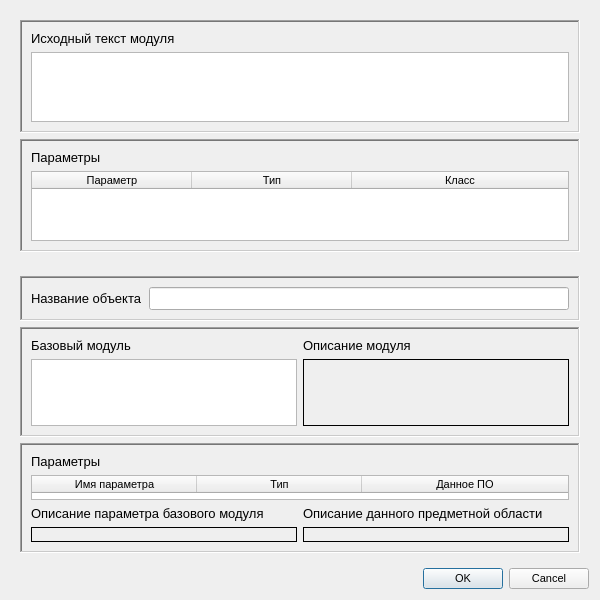
Before: the Qt Designer form RC_Qt5/src/editor/dialogs/qactoreditor.ui in graf-abolmasov/PGraph, drawn with Qt 5.
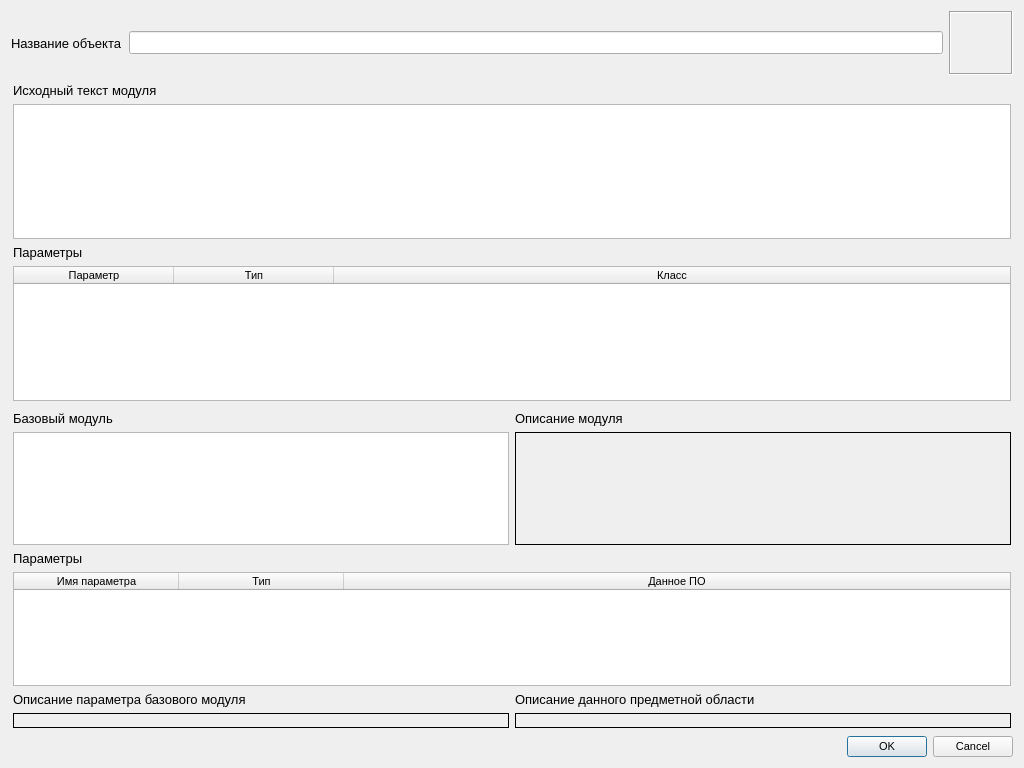
After: the same form once the commit is applied. Icons and pictures are not drawn. Custom widgets are drawn as their Qt base class.

Commit message: refactore actor dialog

```diff
--- a/RC_Qt5/src/editor/dialogs/qactoreditor.ui
+++ b/RC_Qt5/src/editor/dialogs/qactoreditor.ui
@@ -9,12 +9,12 @@
    <rect>
     <x>0</x>
     <y>0</y>
-    <width>600</width>
-    <height>600</height>
+    <width>1024</width>
+    <height>768</height>
    </rect>
   </property>
   <property name="sizePolicy">
-   <sizepolicy hsizetype="Fixed" vsizetype="Fixed">
+   <sizepolicy hsizetype="Preferred" vsizetype="Preferred">
     <horstretch>0</horstretch>
     <verstretch>0</verstretch>
    </sizepolicy>
@@ -27,8 +27,8 @@
   </property>
   <property name="maximumSize">
    <size>
-    <width>800</width>
-    <height>800</height>
+    <width>16777215</width>
+    <height>16777215</height>
    </size>
   </property>
   <property name="font">
@@ -43,31 +43,144 @@
    <iconset resource="../../resources.qrc">
     <normaloff>:/images/G.png</normaloff>:/images/G.png</iconset>
   </property>
+  <property name="locale">
+   <locale language="Russian" country="Russia"/>
+  </property>
   <property name="sizeGripEnabled">
    <bool>false</bool>
   </property>
   <property name="modal">
    <bool>true</bool>
   </property>
-  <layout class="QVBoxLayout" name="verticalLayout_5">
+  <layout class="QVBoxLayout" name="verticalLayout_5" stretch="0,1,1,1">
+   <property name="sizeConstraint">
+    <enum>QLayout::SetMaximumSize</enum>
+   </property>
+   <item>
+    <layout class="QHBoxLayout" name="horizontalLayout_5">
+     <item>
+      <layout class="QHBoxLayout" name="horizontalLayout_8">
+       <item>
+        <widget class="QLabel" name="actorNameLbl">
+         <property name="font">
+          <font>
+           <pointsize>10</pointsize>
+          </font>
+         </property>
+         <property name="frameShape">
+          <enum>QFrame::NoFrame</enum>
+         </property>
+         <property name="text">
+          <string>Название объекта</string>
+         </property>
+        </widget>
+       </item>
+       <item>
+        <widget class="QLineEdit" name="actorNameEdt">
+         <property name="font">
+          <font>
+           <pointsize>10</pointsize>
+          </font>
+         </property>
+         <property name="maxLength">
+          <number>254</number>
+         </property>
+        </widget>
+       </item>
+      </layout>
+     </item>
+     <item>
+      <widget class="QClickableLabel" name="iconLabel">
+       <property name="sizePolicy">
+        <sizepolicy hsizetype="Preferred" vsizetype="Preferred">
+         <horstretch>0</horstretch>
+         <verstretch>0</verstretch>
+        </sizepolicy>
+       </property>
+       <property name="minimumSize">
+        <size>
+         <width>64</width>
+         <height>64</height>
+        </size>
+       </property>
+       <property name="maximumSize">
+        <size>
+         <width>64</width>
+         <height>64</height>
+        </size>
+       </property>
+       <property name="baseSize">
+        <size>
+         <width>64</width>
+         <height>64</height>
+        </size>
+       </property>
+       <property name="contextMenuPolicy">
+        <enum>Qt::NoContextMenu</enum>
+       </property>
+       <property name="toolTip">
+        <string comment="Иконка актора" extracomment="Иконка актора"/>
+       </property>
+       <property name="statusTip">
+        <string comment="Иконка актора" extracomment="Иконка актора"/>
+       </property>
+       <property name="whatsThis">
+        <string comment="Иконка актора" extracomment="Иконка актора"/>
+       </property>
+       <property name="accessibleName">
+        <string comment="Иконка актора" extracomment="Иконка актора"/>
+       </property>
+       <property name="accessibleDescription">
+        <string comment="Иконка актора" extracomment="Иконка актора"/>
+       </property>
+       <property name="frameShape">
+        <enum>QFrame::Box</enum>
+       </property>
+       <property name="frameShadow">
+        <enum>QFrame::Sunken</enum>
+       </property>
+       <property name="text">
+        <string/>
+       </property>
+       <property name="pixmap">
+        <pixmap resource="../../resources.qrc">:/images/no_image.png</pixmap>
+       </property>
+       <property name="scaledContents">
+        <bool>true</bool>
+       </property>
+       <property name="alignment">
+        <set>Qt::AlignCenter</set>
+       </property>
+       <property name="margin">
+        <number>1</number>
+       </property>
+       <property name="textInteractionFlags">
+        <set>Qt::NoTextInteraction</set>
+       </property>
+      </widget>
+     </item>
+    </layout>
+   </item>
    <item>
     <widget class="QWidget" name="inlineWidget" native="true">
-     <layout class="QGridLayout" name="gridLayout_2" rowstretch="60,30">
-      <item row="0" column="0">
-       <widget class="QFrame" name="frame_4">
-        <property name="frameShape">
-         <enum>QFrame::WinPanel</enum>
-        </property>
-        <property name="frameShadow">
-         <enum>QFrame::Sunken</enum>
-        </property>
-        <property name="lineWidth">
-         <number>3</number>
-        </property>
-        <property name="midLineWidth">
-         <number>1</number>
-        </property>
-        <layout class="QVBoxLayout" name="verticalLayout_10">
+     <layout class="QVBoxLayout" name="verticalLayout_7" stretch="0,0">
+      <property name="spacing">
+       <number>6</number>
+      </property>
+      <property name="leftMargin">
+       <number>2</number>
+      </property>
+      <property name="topMargin">
+       <number>2</number>
+      </property>
+      <property name="rightMargin">
+       <number>2</number>
+      </property>
+      <property name="bottomMargin">
+       <number>2</number>
+      </property>
+      <item>
+       <layout class="QVBoxLayout" name="verticalLayout_8">
          <item>
           <widget class="QLabel" name="inlineModuleTxtLbl">
            <property name="font">
@@ -88,23 +201,7 @@
           </widget>
          </item>
         </layout>
-       </widget>
       </item>
-      <item row="1" column="0">
-       <widget class="QFrame" name="frame_5">
-        <property name="frameShape">
-         <enum>QFrame::WinPanel</enum>
-        </property>
-        <property name="frameShadow">
-         <enum>QFrame::Sunken</enum>
-        </property>
-        <property name="lineWidth">
-         <number>3</number>
-        </property>
-        <property name="midLineWidth">
-         <number>1</number>
-        </property>
-        <layout class="QVBoxLayout" name="verticalLayout_9">
          <item>
           <layout class="QVBoxLayout" name="verticalLayout_4">
            <item>
@@ -181,84 +278,24 @@
         </layout>
        </widget>
       </item>
-     </layout>
-    </widget>
-   </item>
    <item>
     <widget class="QWidget" name="normalWidget" native="true">
      <layout class="QVBoxLayout" name="verticalLayout_6">
-      <item>
-       <widget class="QFrame" name="frame_1">
-        <property name="sizePolicy">
-         <sizepolicy hsizetype="Preferred" vsizetype="Fixed">
-          <horstretch>0</horstretch>
-          <verstretch>0</verstretch>
-         </sizepolicy>
-        </property>
-        <property name="frameShape">
-         <enum>QFrame::WinPanel</enum>
-        </property>
-        <property name="frameShadow">
-         <enum>QFrame::Sunken</enum>
-        </property>
-        <property name="lineWidth">
-         <number>3</number>
-        </property>
-        <property name="midLineWidth">
-         <number>1</number>
-        </property>
-        <layout class="QHBoxLayout" name="horizontalLayout_5">
-         <item>
-          <widget class="QLabel" name="actorNameLbl">
-           <property name="font">
-            <font>
-             <pointsize>10</pointsize>
-            </font>
-           </property>
-           <property name="frameShape">
-            <enum>QFrame::NoFrame</enum>
-           </property>
-           <property name="text">
-            <string>Название объекта</string>
-           </property>
-          </widget>
-         </item>
-         <item>
-          <widget class="QLineEdit" name="actorNameEdt">
-           <property name="font">
-            <font>
-             <pointsize>10</pointsize>
-            </font>
-           </property>
-           <property name="maxLength">
-            <number>254</number>
-           </property>
-          </widget>
-         </item>
-        </layout>
-       </widget>
-      </item>
-      <item>
-       <widget class="QFrame" name="frame_3">
-        <property name="sizePolicy">
-         <sizepolicy hsizetype="Preferred" vsizetype="MinimumExpanding">
-          <horstretch>0</horstretch>
-          <verstretch>0</verstretch>
-         </sizepolicy>
-        </property>
-        <property name="frameShape">
-         <enum>QFrame::WinPanel</enum>
-        </property>
-        <property name="frameShadow">
-         <enum>QFrame::Sunken</enum>
-        </property>
-        <property name="lineWidth">
-         <number>3</number>
-        </property>
-        <property name="midLineWidth">
-         <number>1</number>
-        </property>
-        <layout class="QHBoxLayout" name="horizontalLayout_6">
+      <property name="spacing">
+       <number>6</number>
+      </property>
+      <property name="leftMargin">
+       <number>2</number>
+      </property>
+      <property name="topMargin">
+       <number>2</number>
+      </property>
+      <property name="rightMargin">
+       <number>2</number>
+      </property>
+      <property name="bottomMargin">
+       <number>2</number>
+      </property>
          <item>
           <layout class="QVBoxLayout" name="verticalLayout">
            <item>
@@ -332,31 +369,7 @@
            </item>
           </layout>
          </item>
-        </layout>
-       </widget>
-      </item>
       <item>
-       <widget class="QFrame" name="frame_2">
-        <property name="sizePolicy">
-         <sizepolicy hsizetype="Expanding" vsizetype="MinimumExpanding">
-          <horstretch>0</horstretch>
-          <verstretch>0</verstretch>
-         </sizepolicy>
-        </property>
-        <property name="frameShape">
-         <enum>QFrame::WinPanel</enum>
-        </property>
-        <property name="frameShadow">
-         <enum>QFrame::Sunken</enum>
-        </property>
-        <property name="lineWidth">
-         <number>3</number>
-        </property>
-        <property name="midLineWidth">
-         <number>1</number>
-        </property>
-        <layout class="QGridLayout" name="gridLayout" rowstretch="50,50">
-         <item row="0" column="0">
           <layout class="QVBoxLayout" name="verticalLayout_3">
            <item>
             <widget class="QLabel" name="paramsNormalLbl">
@@ -427,7 +440,7 @@
            </item>
           </layout>
          </item>
-         <item row="1" column="0">
+      <item>
           <layout class="QVBoxLayout" name="verticalLayout_2">
            <item>
             <layout class="QHBoxLayout" name="horizontalLayout_3">
@@ -525,9 +538,6 @@
         </layout>
        </widget>
       </item>
-     </layout>
-    </widget>
-   </item>
    <item>
     <widget class="QDialogButtonBox" name="buttonBox">
      <property name="orientation">
@@ -549,6 +559,11 @@
    <extends>QPlainTextEdit</extends>
    <header>../../src/editor/qcodeeditor.h</header>
   </customwidget>
+  <customwidget>
+   <class>QClickableLabel</class>
+   <extends>QLabel</extends>
+   <header>../../src/editor/qclickablelable.h</header>
+  </customwidget>
  </customwidgets>
  <tabstops>
   <tabstop>inlineModuleTxtEdt</tabstop>
```
Left out of the diff: 2 changed lines with no effect on the pictures. Lines whose indentation alone changed are shown as unchanged. The commit also changes 9 other files.
